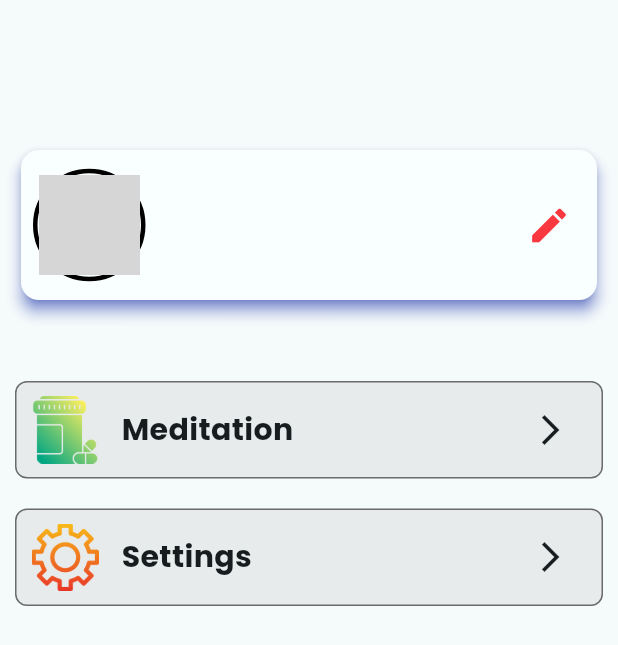
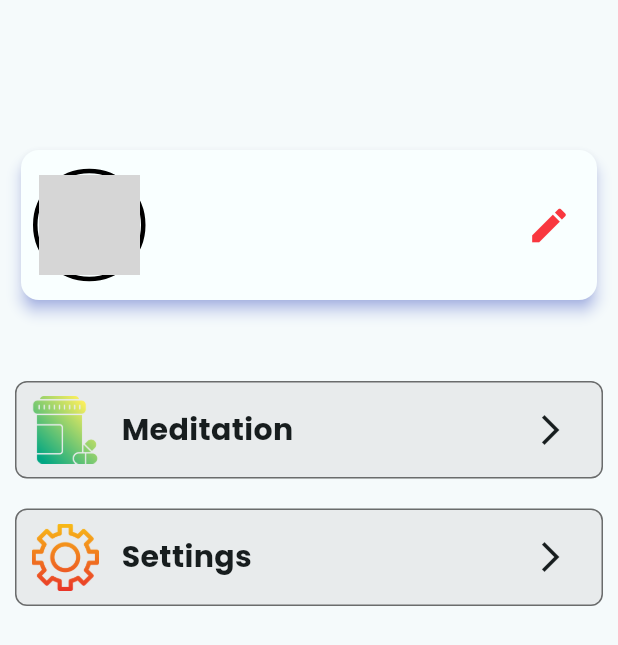
Before and after one commit to andriimobdev25/healthcare-app, a Flutter app: the ProfilePage screen opened by its route, on a phone screen of 412 x 824 dp. Shown: the top 645 px of the screen. Run offline on Flutter 3.47's test engine with Material 3 defaults, Android fonts, the phone set to English and light mode, and no system bars; our stand-ins replace animate_do, cloud_firestore, firebase_auth, firebase_core, firebase_messaging, firebase_storage and 8 more; missing offline and left inert: google_mlkit_text_recognition; accounts and stored records are empty; network calls fail; grey boxes are pictures that could not be loaded.

Commit message:
Adjust elevation and shadow color of Card in ProfilePage and ShowUserHealthCategory for improved styling

```diff
--- a/lib/pages/main_screens/profile_page.dart
+++ b/lib/pages/main_screens/profile_page.dart
@@ -81,7 +81,8 @@ class _ProfilePageState extends State<ProfilePage> {
                           ),
                           Card(
                             elevation: 4,
-                            shadowColor: mainLandMarksColor,
+                            // ignore: deprecated_member_use
+                            shadowColor: mainLandMarksColor.withOpacity(0.5),
                             child: Container(
                               width: double.infinity,
                               height: 100,
--- a/lib/widgets/main/show_userhealth_category.dart
+++ b/lib/widgets/main/show_userhealth_category.dart
@@ -88,7 +88,7 @@ class _ShowUserhealthCategoryState extends State<ShowUserhealthCategory> {
                         );
                       },
                       child: Card(
-                        elevation: 6,
+                        elevation: 4,
                         // shadowColor: const Color.fromARGB(255, 196, 212, 239),
                         shadowColor: mobileBackgroundColor,
                         child: Padding(
```
